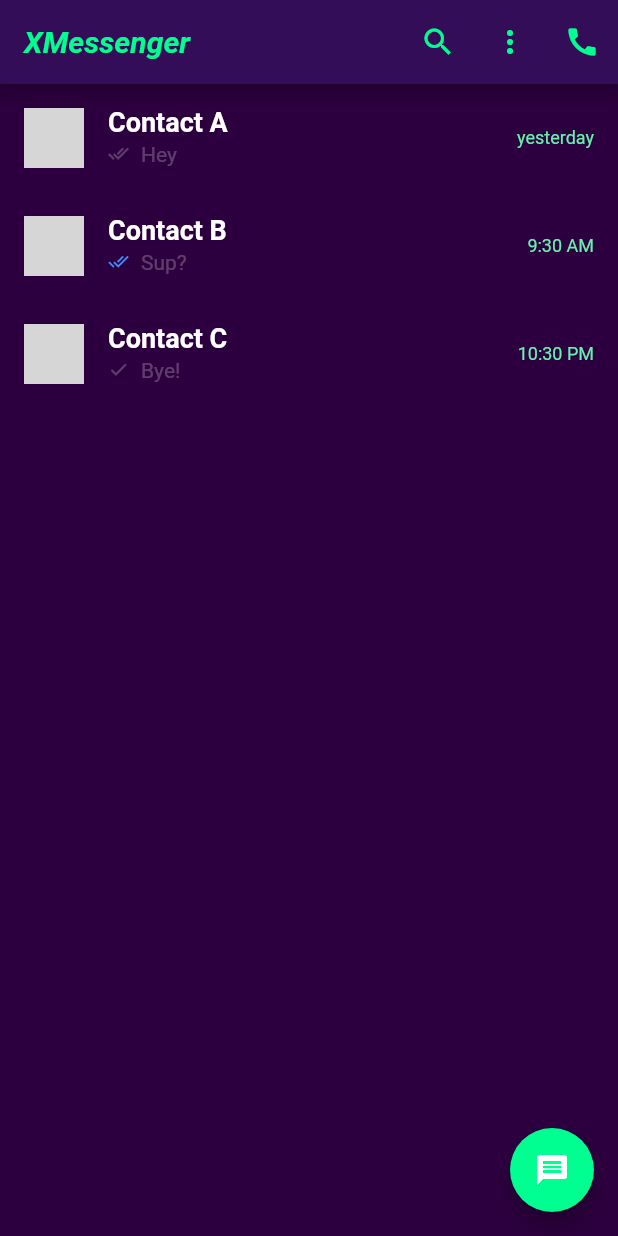
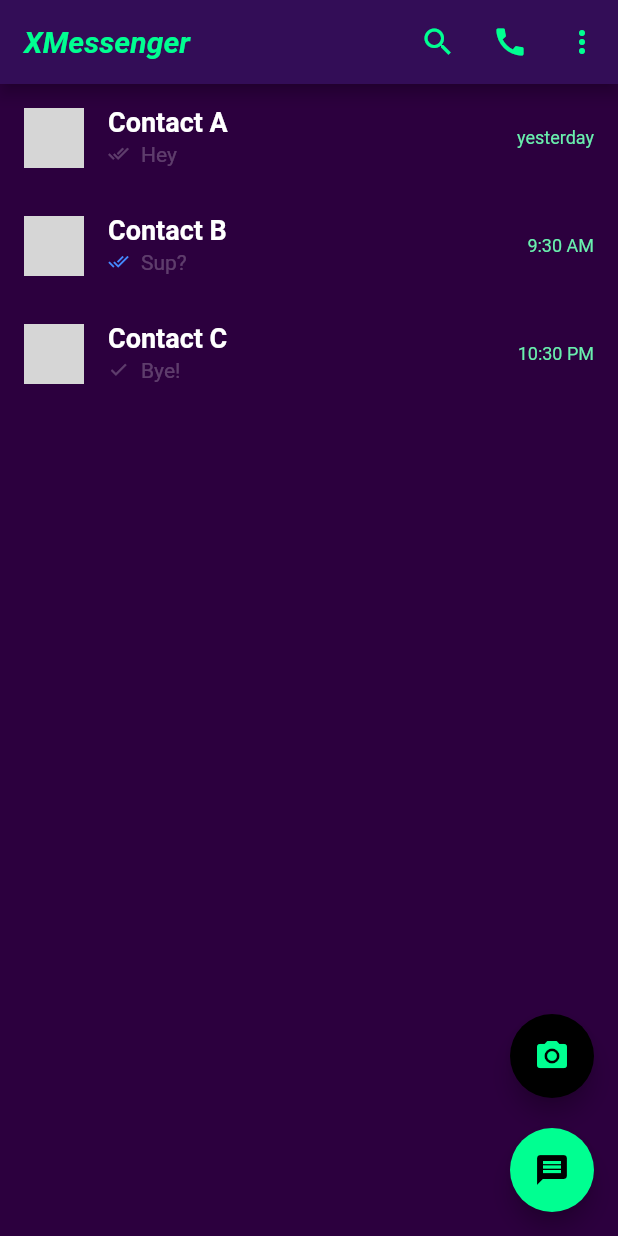
Before and after one commit to Prodigy-Genes/xmessenger, a Flutter app: the screen it shows after launch, on a phone screen of 412 x 824 dp. Run offline on Flutter 3.47's test engine with Material 2 defaults, Android fonts, the light colour scheme and no system bars; network calls fail; grey boxes are pictures that could not be loaded.

Commit message:
Added a new screen to my app, which I will develop on next time.

```diff
--- a/lib/Components/Chats.dart
+++ b/lib/Components/Chats.dart
@@ -7,7 +7,7 @@ class Chats extends StatelessWidget {
 
   @override
   Widget build(BuildContext context) {
-    List<String> contacts = ["Contact A", "Contact B", "Contact C"];
+    List<String> contacts = ["Contact A", "Contact B", "Contact C",];
     List<String> message = ["Hey", "Sup?", "Bye!"];
     List<String> messageStatus = ["Delivered", "Seen", "Sent"];
     List<String> messageTimestamp = ["yesterday", "9:30 AM", "10:30 PM"];
--- a/lib/Screens/ChatScreen.dart
+++ b/lib/Screens/ChatScreen.dart
@@ -1,6 +1,7 @@
 // ignore_for_file: file_names, library_private_types_in_public_api
 import 'package:flutter/material.dart';
 import 'package:xmessenger/Components/Chats.dart';
+import 'package:xmessenger/Screens/AddChatsScreen.dart';
 
 class XMessenger extends StatelessWidget {
   const XMessenger({super.key});
@@ -9,7 +10,7 @@ class XMessenger extends StatelessWidget {
   Widget build(BuildContext context) {
     return MaterialApp(
       theme: ThemeData(
-        primaryColor: Colors.green, // Change to your desired primary color
+        primaryColor: Colors.green,
       ),
       home: const ChatScreen(),
     );
@@ -38,6 +39,11 @@ class _ChatScreenState extends State<ChatScreen> {
             },
             color: const Color.fromARGB(255, 0, 255, 145)
           ),
+          IconButton(onPressed: (){
+            // Implement Call functionality
+          }, icon: const Icon(Icons.call),
+          color: const Color.fromARGB(255, 0, 255, 145)
+          ),
           IconButton(
             icon: const Icon(Icons.more_vert),
             onPressed: () {
@@ -45,26 +51,37 @@ class _ChatScreenState extends State<ChatScreen> {
             },
             color: const Color.fromARGB(255, 0, 255, 145)
           ),
-          IconButton(onPressed: (){
-            // Implement Call functionality
-          }, icon: const Icon(Icons.call),
-          color: const Color.fromARGB(255, 0, 255, 145)
-          )
         ],
       ),
-      body: const Chats(),
+      body:
+       const Chats(),
       /*const Center(
         child: Text('Welcome to XMessenger! Tap on the Chat Icon to start a Chat!',
         style: TextStyle(fontSize: 18, fontWeight: FontWeight.bold, color: Color.fromARGB(207, 39, 137, 45)),textAlign: TextAlign.center,),
 
       ),*/
       backgroundColor: const Color.fromARGB(255, 44, 0, 62),
-      floatingActionButton: FloatingActionButton(
-        onPressed: () {
-          // Implement new chat functionality
-        },
-        backgroundColor: const Color.fromARGB(255, 0, 255, 145),
-        child: const Icon(Icons.message), // Change to your desired color
+      floatingActionButton: Column(
+        mainAxisAlignment: MainAxisAlignment.end,
+        children: [
+          FloatingActionButton(
+            onPressed: () {
+              // Implement camera functionality
+            },
+
+            backgroundColor: const Color.fromARGB(255, 0, 0, 0),
+            child: const Icon(Icons.camera_alt, color: Color.fromARGB(255, 0, 255, 145),), // Camera icon
+          ),
+          const SizedBox(height: 20), // Add some spacing
+          FloatingActionButton(
+            onPressed: () {
+              // Implement new chat functionality
+              Navigator.push(context, MaterialPageRoute(builder: (context)=> const AddChatsScreen()),);
+            },
+            backgroundColor: const Color.fromARGB(255, 0, 255, 145),
+            child: const Icon(Icons.message, color: Color.fromARGB(255, 0, 0, 0),), // Message icon
+          ),
+        ],
       ),
     );
   }
```
Also changed, not shown: lib/Screens/AddChatsScreen.dart (added, +45 -0 lines).
